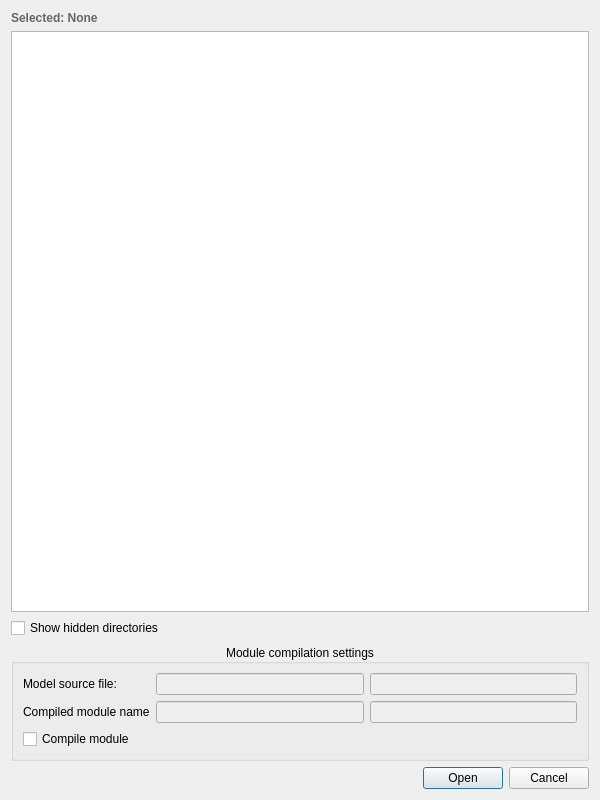
Before: the Qt Designer form widgets/CustomDirectoryDialog.ui in dmacri/OOpenCal-Viewer, drawn with Qt 5.
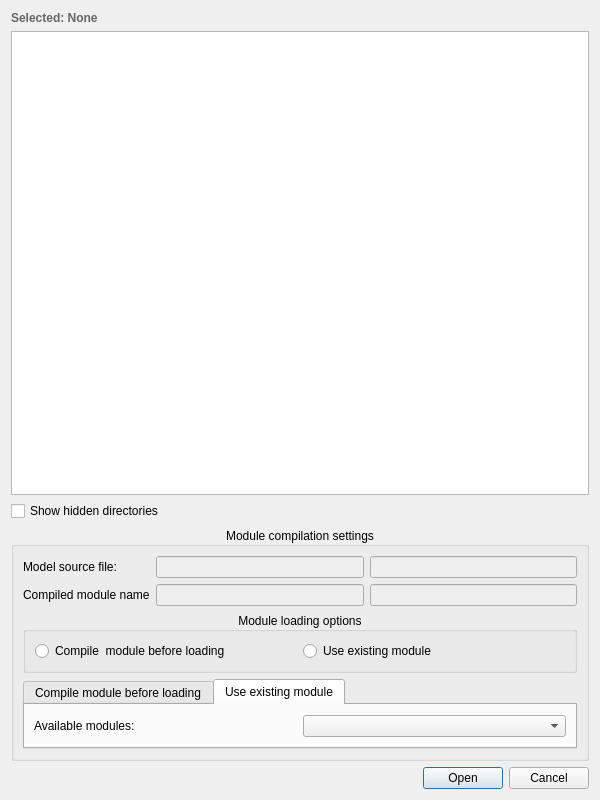
After: the same form once the commit is applied. The open tabs and pages were chosen to show the change.

Commit message: Added option to CustomDirectoryDialog to use existing module instead of compilation

Patch:
```diff
--- a/widgets/CustomDirectoryDialog.ui
+++ b/widgets/CustomDirectoryDialog.ui
@@ -53,6 +53,13 @@
       <set>Qt::AlignmentFlag::AlignCenter</set>
      </property>
      <layout class="QGridLayout" name="gridLayout_2">
+      <item row="1" column="2">
+       <widget class="QLineEdit" name="compiledModuleTimeLineEdit">
+        <property name="enabled">
+         <bool>false</bool>
+        </property>
+       </widget>
+      </item>
       <item row="0" column="0">
        <widget class="QLabel" name="modelSourceLabel">
         <property name="text">
@@ -60,6 +67,13 @@
         </property>
        </widget>
       </item>
+      <item row="1" column="0">
+       <widget class="QLabel" name="compiledModuleLabel">
+        <property name="text">
+         <string>Compiled module name</string>
+        </property>
+       </widget>
+      </item>
       <item row="0" column="1">
        <widget class="QLineEdit" name="modelSourceLineEdit">
         <property name="enabled">
@@ -74,13 +88,6 @@
         </property>
        </widget>
       </item>
-      <item row="1" column="0">
-       <widget class="QLabel" name="compiledModuleLabel">
-        <property name="text">
-         <string>Compiled module name</string>
-        </property>
-       </widget>
-      </item>
       <item row="1" column="1">
        <widget class="QLineEdit" name="compiledModuleLineEdit">
         <property name="enabled">
@@ -88,18 +95,101 @@
         </property>
        </widget>
       </item>
-      <item row="1" column="2">
-       <widget class="QLineEdit" name="compiledModuleTimeLineEdit">
-        <property name="enabled">
-         <bool>false</bool>
+      <item row="2" column="0" colspan="3">
+       <widget class="QGroupBox" name="groupBox">
+        <property name="sizePolicy">
+         <sizepolicy hsizetype="Minimum" vsizetype="Preferred">
+          <horstretch>0</horstretch>
+          <verstretch>0</verstretch>
+         </sizepolicy>
         </property>
+        <property name="title">
+         <string>Module loading options</string>
+        </property>
+        <property name="alignment">
+         <set>Qt::AlignmentFlag::AlignCenter</set>
+        </property>
+        <layout class="QHBoxLayout" name="horizontalLayout">
+         <item>
+          <widget class="QRadioButton" name="radioButton">
+           <property name="text">
+            <string>Compile  module before loading</string>
+           </property>
+          </widget>
+         </item>
+         <item>
+          <widget class="QRadioButton" name="radioButton_2">
+           <property name="text">
+            <string>Use existing module</string>
+           </property>
+          </widget>
+         </item>
+        </layout>
        </widget>
       </item>
-      <item row="2" column="0">
-       <widget class="QCheckBox" name="compileModuleCheckBox">
-        <property name="text">
-         <string>Compile module</string>
+      <item row="3" column="0" colspan="3">
+       <widget class="QTabWidget" name="loadingModuleOptionsTabWidget">
+        <property name="sizePolicy">
+         <sizepolicy hsizetype="Minimum" vsizetype="Minimum">
+          <horstretch>0</horstretch>
+          <verstretch>0</verstretch>
+         </sizepolicy>
         </property>
+        <property name="tabPosition">
+         <enum>QTabWidget::TabPosition::North</enum>
+        </property>
+        <property name="tabShape">
+         <enum>QTabWidget::TabShape::Rounded</enum>
+        </property>
+        <property name="currentIndex">
+         <number>0</number>
+        </property>
+        <property name="elideMode">
+         <enum>Qt::TextElideMode::ElideMiddle</enum>
+        </property>
+        <property name="documentMode">
+         <bool>false</bool>
+        </property>
+        <property name="tabBarAutoHide">
+         <bool>true</bool>
+        </property>
+        <widget class="QWidget" name="compileModuleTab">
+         <attribute name="title">
+          <string>Compile module before loading</string>
+         </attribute>
+         <layout class="QHBoxLayout" name="horizontalLayout_2">
+          <item>
+           <widget class="QCheckBox" name="compileModuleCheckBox">
+            <property name="text">
+             <string>Compile module</string>
+            </property>
+           </widget>
+          </item>
+         </layout>
+        </widget>
+        <widget class="QWidget" name="useExistingModuleTab">
+         <property name="sizePolicy">
+          <sizepolicy hsizetype="Minimum" vsizetype="Preferred">
+           <horstretch>0</horstretch>
+           <verstretch>0</verstretch>
+          </sizepolicy>
+         </property>
+         <attribute name="title">
+          <string>Use existing module</string>
+         </attribute>
+         <layout class="QHBoxLayout" name="horizontalLayout_3">
+          <item>
+           <widget class="QLabel" name="availableModulesLabel">
+            <property name="text">
+             <string>Available modules:</string>
+            </property>
+           </widget>
+          </item>
+          <item>
+           <widget class="QComboBox" name="availableModulesComboBox"/>
+          </item>
+         </layout>
+        </widget>
        </widget>
       </item>
      </layout>
```
The commit also changes 2 other files.
